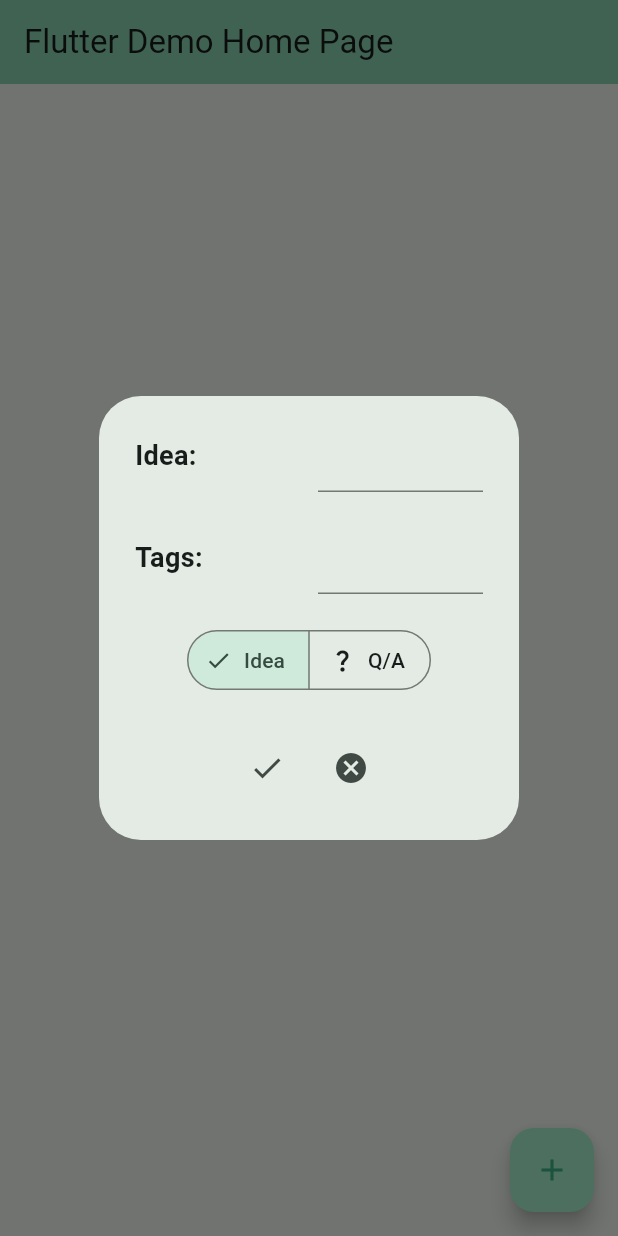
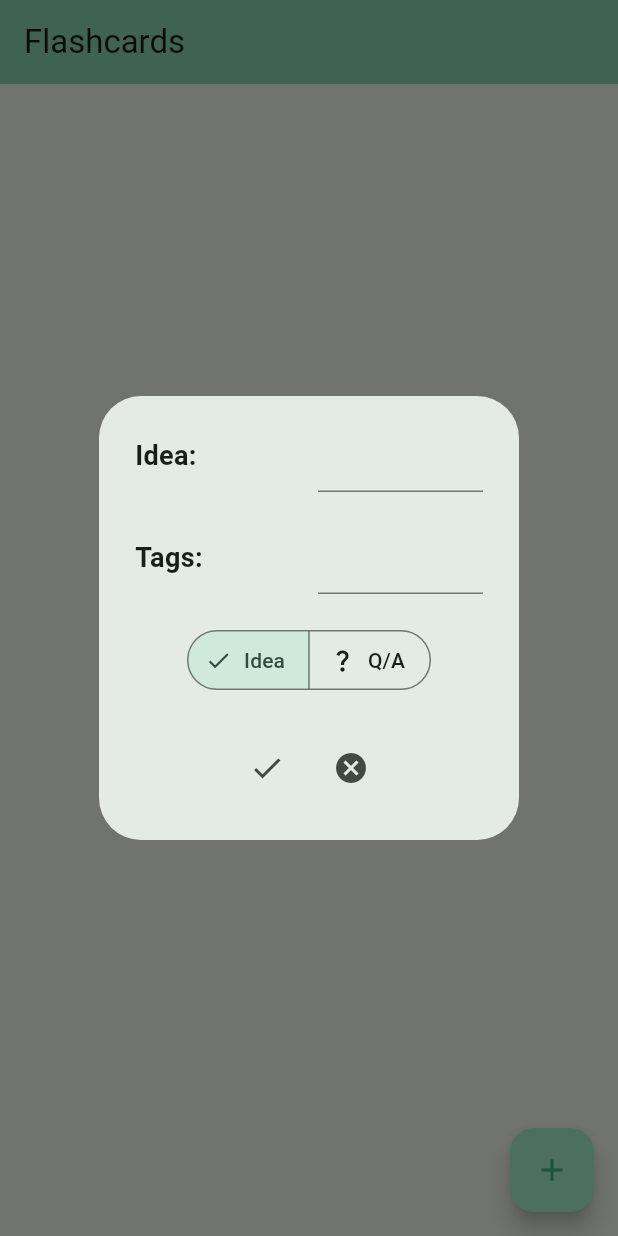
Before and after one commit to taaaf11/flashcards-flutter, a Flutter app: the MyHomePage screen opened directly, after a tap on the "add" icon, on a phone screen of 412 x 824 dp. Run offline on Flutter 3.47's test engine with Material 3 defaults, Android fonts, the phone set to English and light mode, and no system bars; our stand-ins replace hive, hive_flutter; accounts and stored records are empty.

Commit message:
feat: add editing capability for flashcard

```diff
--- a/lib/components/add_flashcard_dialog.dart
+++ b/lib/components/add_flashcard_dialog.dart
@@ -6,8 +6,12 @@ import 'package:provider/provider.dart';
 
 enum CardType { idea, qa } // TODO: Change the name of enum!!
 
+// ignore: must_be_immutable
 class AddFlashCardDialog extends StatefulWidget {
-  const AddFlashCardDialog({super.key});
+  bool? editFlashCard;
+  FlashCard? flashCardForEdit;
+
+  AddFlashCardDialog({super.key, this.editFlashCard, this.flashCardForEdit});
 
   @override
   State<AddFlashCardDialog> createState() => _AddFlashCardDialogState();
@@ -26,6 +30,14 @@ class _AddFlashCardDialogState extends State<AddFlashCardDialog> {
     _backTextEditingController = TextEditingController();
     _frontTextEditingController = TextEditingController();
     _tagsTextEditingController = TextEditingController();
+
+    if (widget.editFlashCard != null) {
+      assert(widget.flashCardForEdit != null,
+          'Flashcard is not provided for editing.');
+      _backTextEditingController.text = widget.flashCardForEdit!.backText ?? '';
+      _frontTextEditingController.text = widget.flashCardForEdit!.frontText;
+      _tagsTextEditingController.text = widget.flashCardForEdit!.tags.join(',');
+    }
 
     super.initState();
   }
--- a/lib/main.dart
+++ b/lib/main.dart
@@ -38,7 +38,7 @@ class MyApp extends StatelessWidget {
           // fontFamily: 'OpenSans-Regular',
           useMaterial3: true,
         ),
-        home: const MyHomePage(title: 'Flutter Demo Home Page'),
+        home: const MyHomePage(title: 'Flashcards'),
       ),
     );
   }
@@ -98,7 +98,7 @@ class _MyHomePageState extends State<MyHomePage> {
     showDialog(
       context: context,
       builder: (context) {
-        return const AddFlashCardDialog();
+        return AddFlashCardDialog();
       },
     );
   }
```
Also changed, not shown: lib/components/actions_dialog.dart (+17 -0 lines).
